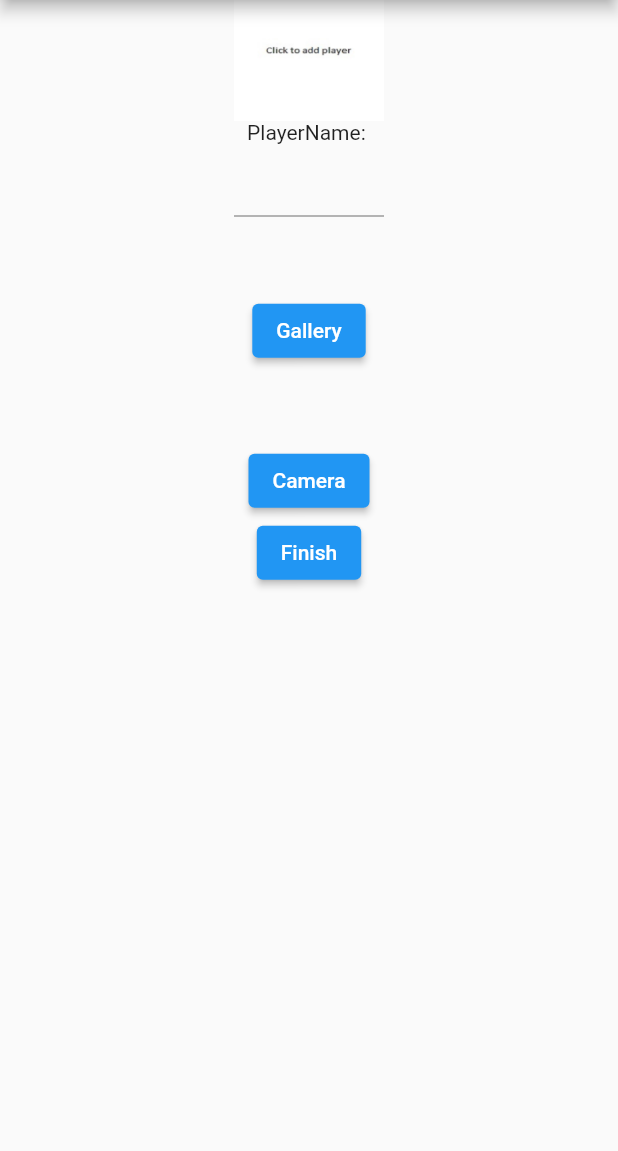
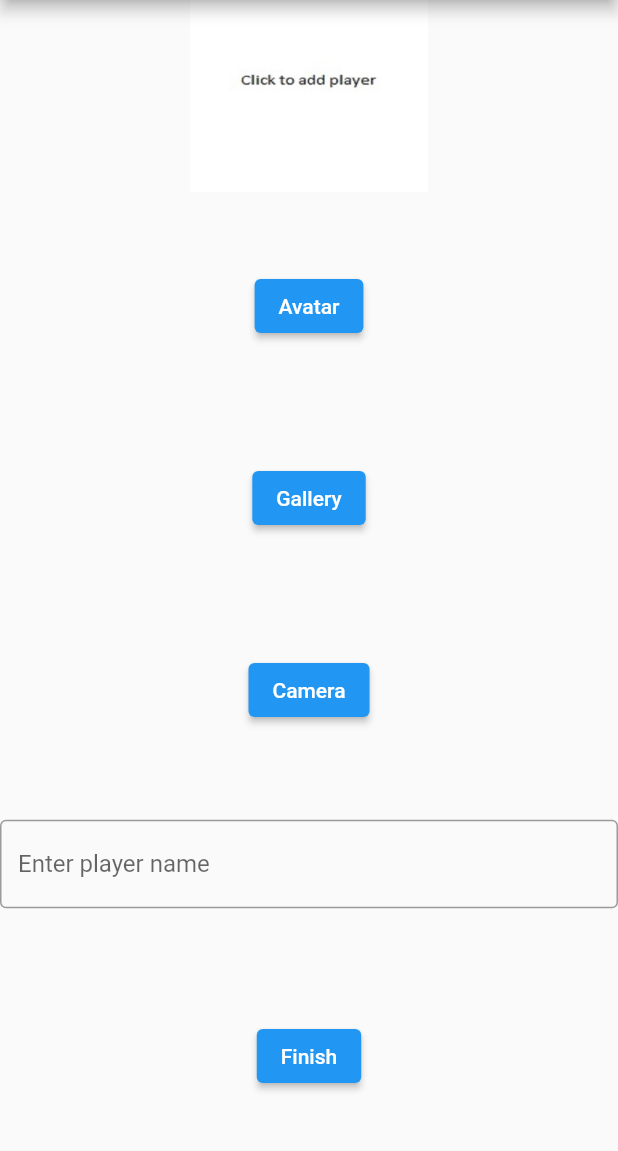
Before and after one commit to edmahoney888/bar_games, a Flutter app: the playerDetail screen opened directly with empty values, on a phone screen of 412 x 824 dp, the part 84-1235 px from its top. Run offline on Flutter 3.47's test engine with Material 2 defaults, Android fonts, the phone set to English and light mode, and no system bars; our stand-ins replace image_picker; missing offline and left inert: image_picker_for_web.

Commit message:
broke player widget into separate image and name. added avatar
still need to show avatar scree to choose among all avatars

```diff
--- a/lib/buaGame/buaGame.dart
+++ b/lib/buaGame/buaGame.dart
@@ -336,15 +336,15 @@ class _BuaGameState extends State<buaGame> {
           onAccept: (player) {
             setState(() {
             theGame.setPlayerAnswer(buaId, int.parse(player.uid));
-            print("accept ==== bua id->"+ buaId.toString());
-            print("item name->"+ player.playerName + ' item uid->' + player.uid);
+//            print("accept ==== bua id->"+ buaId.toString());
+ //           print("item name->"+ player.playerName + ' item uid->' + player.uid);
             borderColor1 = Colors.black;
             });
           },
           onWillAccept: (player) {
             if (player != null) {
-              print("will accept ===== bua id->"+ buaId.toString());
-              print("willAccept: " + player.uid.toString());
+//              print("will accept ===== bua id->"+ buaId.toString());
+//              print("willAccept: " + player.uid.toString());
             }
             borderColor1 = Colors.blue;
             return true;
--- a/lib/playerDetail.dart
+++ b/lib/playerDetail.dart
@@ -79,9 +79,35 @@ class _playerDetailState extends State<playerDetail> {
 
   Widget portrait() {
     return Column(children: <Widget>[
-      playerWidgetCol(),
+        Expanded(
+        flex: 1,
+        child:
+      playerImageWidget(),
+        ),
+    Expanded(
+    flex: 1,
+    child:
+      playerAvatarWidget(),
+    ),
+    Expanded(
+    flex: 1,
+    child:
+  //    playerWidgetCol(),
       playerGalleryWidget(),
+    ),
+    Expanded(
+    flex: 1,
+    child:
       playerCameraWidget(),
+    ),
+    Expanded(
+    flex: 1,
+    child:
+      playerNameWidget(),
+    ),
+      Expanded(
+      flex: 1,
+    child:
       Center(
         child: ElevatedButton(
           onPressed: () {
@@ -91,17 +117,44 @@ class _playerDetailState extends State<playerDetail> {
           child: Text("Finish"),
         ),
       ),
-
-    ]);
+      ),
+    ]
+    );
   }
 
   Widget landscape() {
     return Row(
         mainAxisAlignment: MainAxisAlignment.center,
         children: <Widget>[
-          playerWidgetRow(),
+      //    playerWidgetRow(),
+        Expanded(
+        flex: 1,
+        child:
+          playerImageWidget(),
+        ),
+    Expanded(
+    flex: 1,
+    child:
+          playerAvatarWidget(),
+    ),
+    Expanded(
+    flex: 1,
+    child:
           playerGalleryWidget(),
+    ),
+    Expanded(
+    flex: 1,
+    child:
           playerCameraWidget(),
+    ),
+    Expanded(
+    flex: 1,
+    child:
+          playerNameWidget(),
+    ),
+          Expanded(
+          flex: 1,
+    child:
           ElevatedButton(
             onPressed: () {
               thePlayer.playerName = myController.text;
@@ -109,8 +162,10 @@ class _playerDetailState extends State<playerDetail> {
               },
           child: Text("Finish"),
         ),
+          ),
 
-    ]);
+    ]
+    );
   }
 
   Widget playerWidgetCol() {
@@ -148,6 +203,7 @@ class _playerDetailState extends State<playerDetail> {
     );
   }
 
+  /*
   Widget playerWidgetRow() {
 
     return Container(
@@ -200,6 +256,52 @@ class _playerDetailState extends State<playerDetail> {
     );
   }
 
+   */
+
+  Widget playerImageWidget() {
+
+    return Container(
+      width: 500.0,
+
+      child: chosenImage,
+    );
+  }
+
+
+  Widget playerNameWidget() {
+
+    return Container(
+      width: 500.0,
+
+      child: Row(
+        mainAxisAlignment: MainAxisAlignment.center,
+        children: <Widget>[
+          //      Text("PlayerName: "),
+          Expanded(
+            flex: 1,
+            child:
+            Container(
+              width: 200.0,
+              child:
+              TextField(
+                decoration: const InputDecoration(
+                    border: OutlineInputBorder(),
+                    hintText: 'Enter your name',
+                    labelText: 'Enter player name'
+                ),
+                controller: myController,
+              ),
+            ),
+            //   ),
+          ),
+
+        ],
+      ),
+    );
+  }
+
+
+
 
   void nextImage() {
     int tempAvatarIndex = 0;
@@ -227,6 +329,31 @@ class _playerDetailState extends State<playerDetail> {
         MaterialPageRoute(builder: (context) => ImageFromGalleryEx(type)));
   }
 
+
+  Widget playerAvatarWidget() {
+    type = ImageSource.gallery;
+    var avImage;
+
+      return Column(
+        children: <Widget>[
+          SizedBox(
+            height: 52,
+          ),
+          ElevatedButton(
+            onPressed: ()  {
+
+              setState(() {
+                chosenImage = Image.asset(Constants.SecondAvatar, fit: BoxFit.contain);
+
+                thePlayer.playerAvatar = chosenImage;
+              });
+            },
+            child: Text("Avatar"),
+          ),
+
+        ],
+      );
+  }
 
 
   Widget playerGalleryWidget() {
```
Also changed, not shown: 7 other files.
